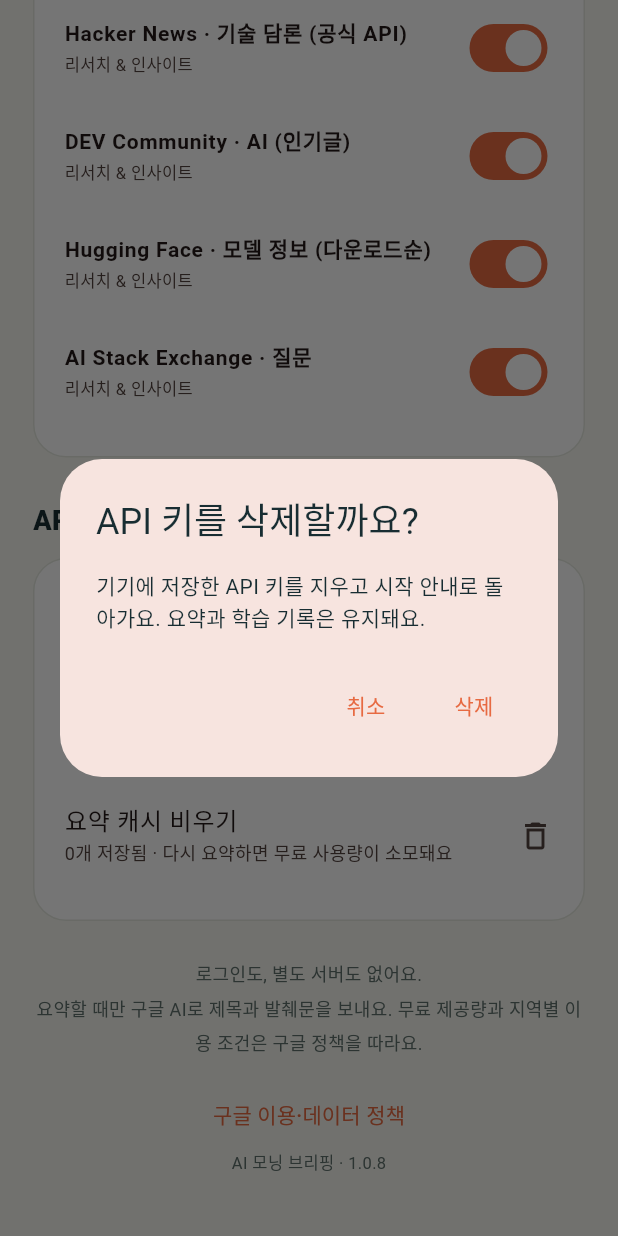
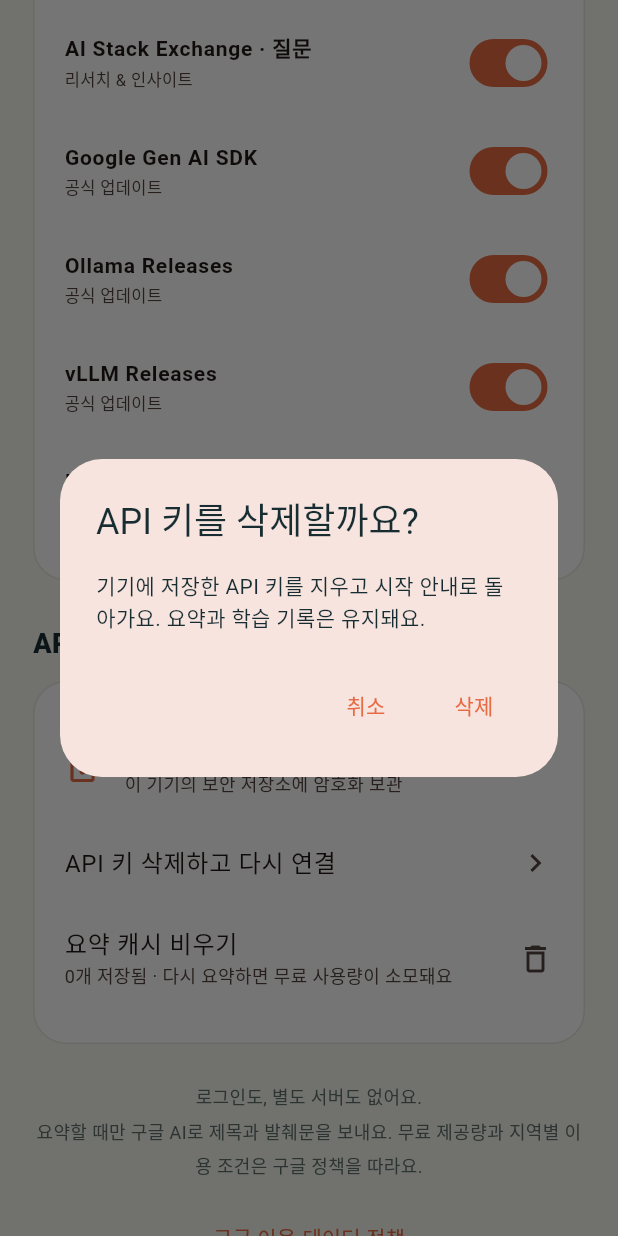
Before and after one commit to ChoiSangJin/AI-Trend-Dev-Docs-Briefing-App, a Flutter app: the SettingsScreen widget shown alone on an empty page, opened directly, scrolled down 2304 dp, after a tap on "API 키 삭제하고 다시 연결", on a phone screen of 412 x 824 dp. Run offline on Flutter 3.47's test engine with Material 3 defaults, Android fonts, the phone set to English and light mode, and no system bars; our stand-ins replace flutter_local_notifications, flutter_riverpod, flutter_secure_storage, flutter_timezone, shared_preferences, timezone; accounts and stored records are empty.

Commit message:
Repair source catalog and add verified official AI releases (#10)

```diff
--- a/lib/constants/feed_sources.dart
+++ b/lib/constants/feed_sources.dart
@@ -101,18 +101,6 @@
     category: '리서치 & 인사이트',
   ),
   FeedSource(
-    id: 'langchain-blog',
-    name: 'LangChain Blog',
-    url: 'https://blog.langchain.dev/rss/',
-    category: '공식 업데이트',
-  ),
-  FeedSource(
-    id: 'llamaindex-blog',
-    name: 'LlamaIndex Blog',
-    url: 'https://www.llamaindex.ai/blog/rss.xml',
-    category: '공식 업데이트',
-  ),
-  FeedSource(
     id: 'langchain-releases',
     name: 'LangChain Releases',
     url: 'https://api.github.com/repos/langchain-ai/langchain/releases?per_page=10',
@@ -180,4 +168,43 @@
     format: 'stack',
     category: '리서치 & 인사이트',
   ),
+  FeedSource(
+    id: 'google-genai-sdk',
+    name: 'Google Gen AI SDK',
+    url: 'https://api.github.com/repos/googleapis/python-genai/releases?per_page=5',
+    fallbackUrl: 'https://github.com/googleapis/python-genai/releases.atom',
+    format: 'github',
+    category: '공식 업데이트',
+  ),
+  FeedSource(
+    id: 'ollama-releases',
+    name: 'Ollama Releases',
+    url: 'https://api.github.com/repos/ollama/ollama/releases?per_page=5',
+    fallbackUrl: 'https://github.com/ollama/ollama/releases.atom',
+    format: 'github',
+    category: '공식 업데이트',
+  ),
+  FeedSource(
+    id: 'vllm-releases',
+    name: 'vLLM Releases',
+    url: 'https://api.github.com/repos/vllm-project/vllm/releases?per_page=5',
+    fallbackUrl: 'https://github.com/vllm-project/vllm/releases.atom',
+    format: 'github',
+    category: '공식 업데이트',
+  ),
+  FeedSource(
+    id: 'transformers-releases',
+    name: 'Hugging Face Transformers',
+    url: 'https://api.github.com/repos/huggingface/transformers/releases?per_page=5',
+    fallbackUrl: 'https://github.com/huggingface/transformers/releases.atom',
+    format: 'github',
+    category: '공식 업데이트',
+  ),
 ];
+
+// Retire only the exact built-in addresses that failed; user-added feeds and
+// intentionally different URLs must be preserved. Official release sources remain.
+const retiredBlogFeeds = {
+  'langchain-blog': 'https://blog.langchain.dev/rss/',
+  'llamaindex-blog': 'https://www.llamaindex.ai/blog/rss.xml',
+};
--- a/lib/screens/settings_screen.dart
+++ b/lib/screens/settings_screen.dart
@@ -194,7 +194,7 @@
           ],
         ),
         const Text(
-          '소스를 변경한 뒤 오늘의 브리핑에서 새로고침해 주세요. 공개 API 소스는 호출 한도를 위해 최대 15분 간격으로 갱신해요.',
+          '소스를 변경한 뒤 오늘의 브리핑에서 새로고침해 주세요. 공개 API는 최대 15분, VentureBeat는 최대 5분간 결과를 재사용해요.',
           style: TextStyle(fontSize: 12, height: 1.6, color: Color(0xFF60716D)),
         ),
         const SizedBox(height: 12),
@@ -342,7 +342,7 @@
         ),
         const Center(
           child: Text(
-            'AI 모닝 브리핑 · 1.0.8',
+            'AI 모닝 브리핑 · 1.0.9',
             style: TextStyle(fontSize: 11, color: Color(0xFF60716D)),
           ),
         ),
--- a/lib/services/gemini_service.dart
+++ b/lib/services/gemini_service.dart
@@ -369,6 +369,7 @@
             'title': compact(a.title, 180),
             'feed_excerpt': compact(a.excerpt, 1200),
             'source': a.source.name,
+            'source_published_at': a.published?.toUtc().toIso8601String(),
           },
         )
         .toList();
@@ -382,6 +383,8 @@
                 '각 입력 id를 그대로 한 번씩 반환하고, 직관적인 ko_title, 핵심 내용 summary_lines 문자열 정확히 3개, '
                 '핵심 기술 용어 1개의 초보자용 한 줄 해설 term_explanation을 작성하라. '
                 'ko_title은 40자 이내, summary_lines의 각 줄은 60자 이내, term_explanation은 80자 이내로 간결하게 작성하라. '
+                'source_published_at은 수집 플랫폼에 등록된 시각이며 원문 최초 발행일을 뜻하지 않는다. '
+                '입력에 없는 연도·발행일·사실을 추측하지 말고, 제목과 메타데이터만 있으면 그 한계를 명시하라. '
                 '제공된 발췌문만 근거로 하며, 부족한 정보는 부족하다고 명시하고 사실을 추측하지 마라.',
           },
         ],
--- a/pubspec.yaml
+++ b/pubspec.yaml
@@ -1,7 +1,7 @@
 name: ai_briefing
 description: A local-first Korean briefing of AI news and developer updates.
 publish_to: none
-version: 1.0.8+9
+version: 1.0.9+10
 environment:
   sdk: '>=3.13.0 <4.0.0'
 dependencies:
--- a/tool/public_api_smoke.dart
+++ b/tool/public_api_smoke.dart
@@ -7,7 +7,15 @@
 Future<void> main() async {
   final io = HttpClient()..findProxy = HttpClient.findProxyFromEnvironment;
   final client = IOClient(io);
-  const ids = {'langchain-releases', 'papers', 'hf-models'};
+  const ids = {
+    'langchain-releases',
+    'papers',
+    'hf-models',
+    'google-genai-sdk',
+    'ollama-releases',
+    'vllm-releases',
+    'transformers-releases',
+  };
   try {
     final result = await FeedService(client)
         .load(defaultFeedSources.where((s) => ids.contains(s.id)).toList());
@@ -20,7 +28,7 @@
       return;
     }
     stdout.writeln(
-      'Verified GitHub releases, arXiv API and Hugging Face models: ${result.articles.length} selected entries.',
+      'Verified official API sources (${ids.length}): ${result.articles.length} selected entries.',
     );
   } finally {
     client.close();
```
Also changed, not shown: lib/services/feed_service.dart (+32 -5 lines), lib/services/local_store.dart (+13 -2 lines), 5 other files.
